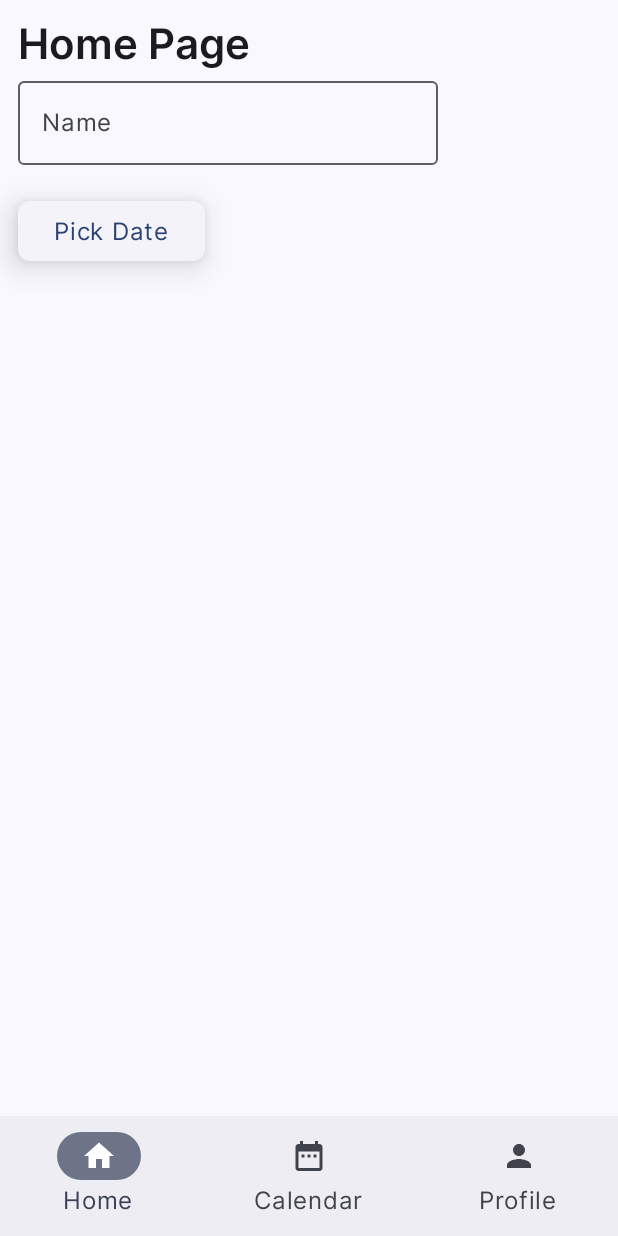
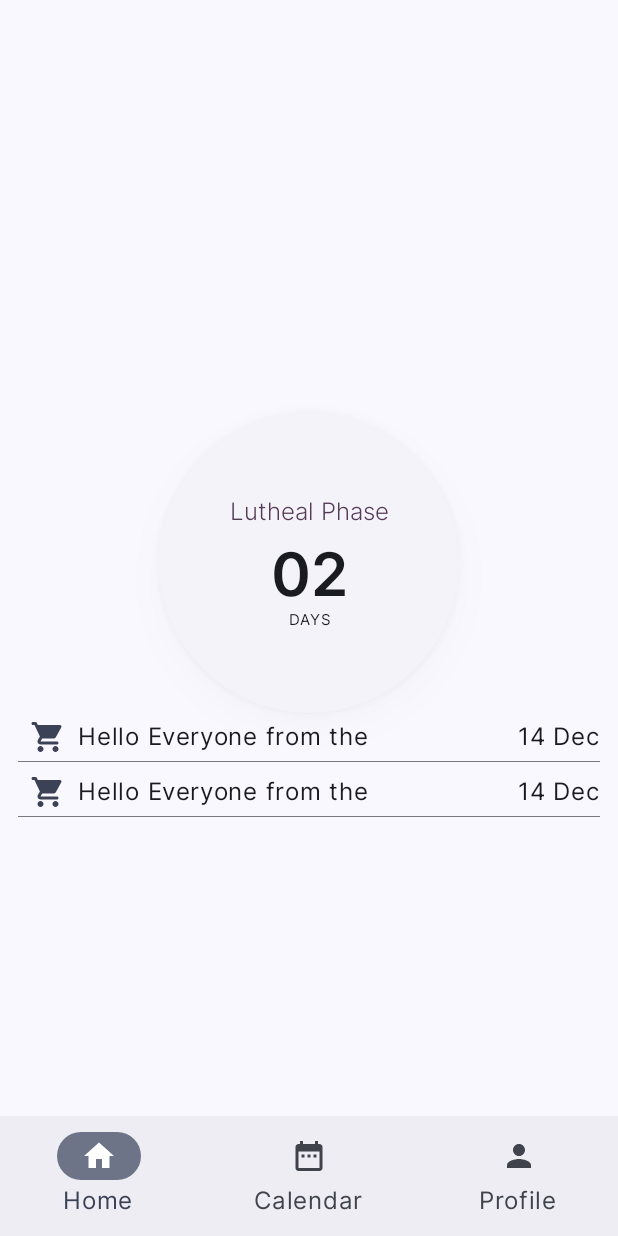
Before and after one commit to Kijedi/purpleHearts, an Android app built with Jetpack Compose: the screen it shows after launch (MainActivity), on a phone screen of 412 x 824 dp. Run offline under Robolectric (Android 15) with nearby library versions, the light colour scheme and no system bars.

Commit message:
Added ovulation cycle dates

```diff
--- a/app/src/main/java/com/langatt/pinkhearts/MainActivity.kt
+++ b/app/src/main/java/com/langatt/pinkhearts/MainActivity.kt
@@ -29,6 +29,7 @@ import androidx.compose.ui.graphics.vector.ImageVector
 import androidx.compose.ui.tooling.preview.Preview
 import androidx.compose.ui.unit.dp
 import androidx.compose.ui.unit.sp
+import com.langatt.pinkhearts.Screens.HomePage
 import com.langatt.pinkhearts.Screens.ProfilePage
 import com.langatt.pinkhearts.ui.theme.PinkHeartsTheme
 
@@ -66,12 +67,14 @@ fun BottomNavigationExample() {
         },
         content = {
             Column(
-                modifier = Modifier.fillMaxSize().padding(12.dp),
-                verticalArrangement = Arrangement.Top,
-                horizontalAlignment = Alignment.Start
+                modifier = Modifier
+                    .fillMaxSize()
+                    .padding(12.dp),
+                verticalArrangement = Arrangement.Center,
+                horizontalAlignment = Alignment.CenterHorizontally
             ) {
-                ProfilePage(selectedScreen)
-//                Text(text = "Selected Screen: $selectedScreen")
+//                ProfilePage(selectedScreen)
+                HomePage()
             }
         }
     )
--- /dev/null
+++ b/app/src/main/java/com/langatt/pinkhearts/Screens/Calendar.kt
@@ -0,0 +1,4 @@
+package com.langatt.pinkhearts.Screens
+
+class Calendar {
+}
--- /dev/null
+++ b/app/src/main/java/com/langatt/pinkhearts/Screens/Home.kt
@@ -0,0 +1,114 @@
+package com.langatt.pinkhearts.Screens
+
+import android.graphics.fonts.FontFamily
+import androidx.compose.foundation.Image
+import androidx.compose.foundation.layout.Arrangement
+import androidx.compose.foundation.layout.Box
+import androidx.compose.foundation.layout.Column
+import androidx.compose.foundation.layout.Row
+import androidx.compose.foundation.layout.Spacer
+import androidx.compose.foundation.layout.fillMaxHeight
+import androidx.compose.foundation.layout.fillMaxSize
+import androidx.compose.foundation.layout.fillMaxWidth
+import androidx.compose.foundation.layout.height
+import androidx.compose.foundation.layout.padding
+import androidx.compose.foundation.layout.width
+import androidx.compose.foundation.shape.CircleShape
+import androidx.compose.foundation.shape.RoundedCornerShape
+import androidx.compose.material.icons.Icons
+import androidx.compose.material.icons.outlined.Face
+import androidx.compose.material.icons.rounded.ShoppingCart
+import androidx.compose.material3.CardDefaults
+import androidx.compose.material3.Divider
+import androidx.compose.material3.ElevatedCard
+import androidx.compose.material3.Icon
+import androidx.compose.material3.MaterialTheme
+import androidx.compose.material3.Text
+import androidx.compose.runtime.Composable
+import androidx.compose.ui.Alignment
+import androidx.compose.ui.Modifier
+import androidx.compose.ui.res.painterResource
+import androidx.compose.ui.text.font.FontWeight
+import androidx.compose.ui.text.style.TextAlign
+import androidx.compose.ui.tooling.preview.Preview
+import androidx.compose.ui.unit.dp
+import androidx.compose.ui.unit.sp
+
+@Composable
+@Preview
+fun HomePage() {
+    Column(
+        horizontalAlignment = Alignment.CenterHorizontally,
+        verticalArrangement = Arrangement.Center
+    ) {
+        ElevatedCard(
+
+            shape = CircleShape,
+            elevation = CardDefaults.elevatedCardElevation(12.dp),
+            modifier = Modifier
+                .width(200.dp)
+                .height(200.dp)
+        ) {
+            Box(contentAlignment = Alignment.Center, modifier = Modifier.fillMaxSize()) {
+                Column(
+                    horizontalAlignment = Alignment.CenterHorizontally,
+                    verticalArrangement = Arrangement.Center
+                ) {
+                    Text(
+                        text = "Lutheal Phase",
+                        style = MaterialTheme.typography.titleLarge,
+                        fontSize = 16.sp,
+                        fontWeight = FontWeight.Light,
+                        textAlign = TextAlign.Center, color = MaterialTheme.colorScheme.tertiary
+                    )
+                    Spacer(modifier = Modifier.padding(vertical = 4.dp))
+                    Text(
+                        text = "02",
+                        style = MaterialTheme.typography.titleLarge,
+                        fontSize = 40.sp,
+                        textAlign = TextAlign.Center
+                    )
+                    Text(
+                        text = "DAYS",
+                        style = MaterialTheme.typography.bodyLarge,
+                        fontSize = 10.sp,
+                        textAlign = TextAlign.Center
+                    )
+                }
+            }
+        }
+        insights()
+    }
+}
+
+@Composable
+@Preview
+fun insights() {
+    val items = listOf("Period", "Pregnancy")
+    Column {
+        items.forEach { _ ->
+            Column(modifier = Modifier.padding(vertical = 4.dp)) {
+                Row(
+                    horizontalArrangement = Arrangement.SpaceBetween,
+                    modifier = Modifier.fillMaxWidth()
+                ) {
+                    Row {
+                        Icon(
+                            Icons.Rounded.ShoppingCart,
+                            contentDescription = "We are just testing",
+                            tint = MaterialTheme.colorScheme.secondary,
+                            modifier = Modifier.padding(horizontal = 8.dp)
+
+                            )
+
+                        Text(text = "Hello Everyone from the ")
+
+                    }
+                    Text(text = "14 Dec")
+                }
+                Spacer(modifier = Modifier.padding(vertical = 2.dp))
+                Divider(thickness = 0.5.dp)
+            }
+        }
+    }
+}
--- /dev/null
+++ b/app/src/main/java/com/langatt/pinkhearts/utils/Insights.kt
@@ -0,0 +1,11 @@
+package com.langatt.pinkhearts.utils
+
+import androidx.compose.material.icons.Icons
+import androidx.compose.material.icons.outlined.Face
+import androidx.compose.ui.graphics.vector.ImageVector
+
+sealed class Insights(name: String, icon: ImageVector, value: String) {
+    object Pregnancy : Insights("Chance of Pregancy", Icons.Outlined.Face, "12")
+    object Starts : Insights("Period starts on", Icons.Outlined.Face, "14. Dec")
+    object Fertile : Insights("Fertile Phase starts on", Icons.Outlined.Face, "14. Dec")
+}
--- a/build.gradle.kts
+++ b/build.gradle.kts
@@ -1,5 +1,5 @@
 // Top-level build file where you can add configuration options common to all sub-projects/modules.
 plugins {
-    id("com.android.application") version "8.1.0" apply false
+    id("com.android.application") version "8.1.2" apply false
     id("org.jetbrains.kotlin.android") version "1.8.10" apply false
 }
```
